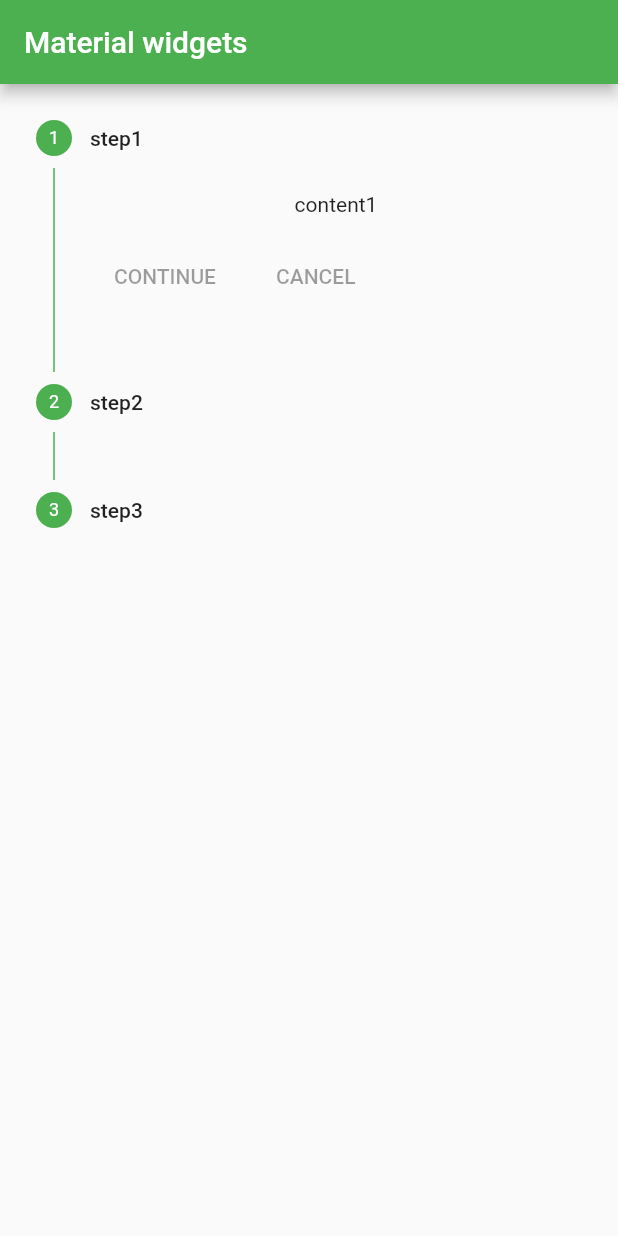
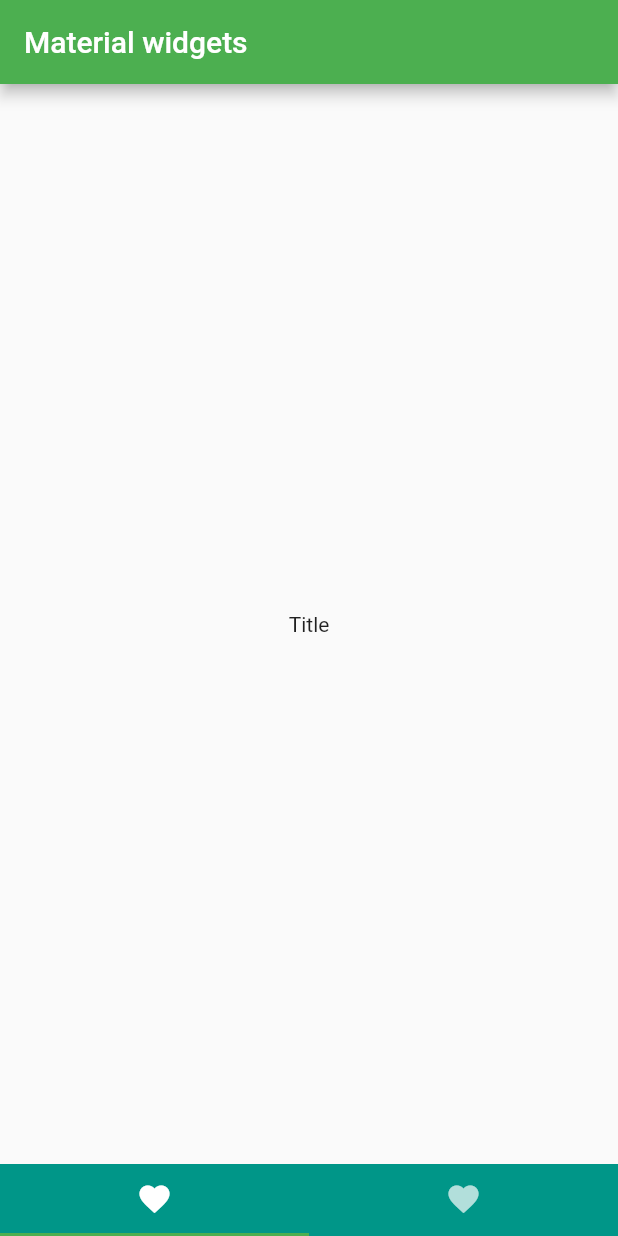
Before and after one commit to Aman9026/MaterialWidgetExamples, a Flutter app: the screen it shows after launch, on a phone screen of 412 x 824 dp. Run offline on Flutter 3.47's test engine with Material 2 defaults, Android fonts, the phone set to English and light mode, and no system bars.

```diff
--- a/lib/main.dart
+++ b/lib/main.dart
@@ -14,38 +14,82 @@ class HomePage extends StatefulWidget {
   _HomePageState createState() => _HomePageState();
 }
 
-class _HomePageState extends State<HomePage> {
-  int curr_step = 0;
-  List<Step> mySteps = [
-    new Step(
-        title: new Text("step1"),
-        content: new Text("content1"),
-        isActive: true),
-    new Step(
-        title: new Text("step2"),
-        content: new Text("content2"),
-        isActive: true),
-    new Step(
-        title: new Text("step3"),
-        content: new Text("content3"),
-        isActive: true),
-  ];
+class _HomePageState extends State<HomePage>
+    with SingleTickerProviderStateMixin {
+  TabController tabController;
+  @override
+  void initState() {
+    super.initState();
+    tabController = new TabController(length: 2, vsync: this);
+  }
+
+  @override
+  void dispose() {
+    tabController.dispose();
+    super.dispose();
+  }
+
+  // int curr_step = 0;
+  // List<Step> mySteps = [
+  //   new Step(
+  //       title: new Text("step1"),
+  //       content: new Text("content1"),
+  //       isActive: true),
+  //   new Step(
+  //       title: new Text("step2"),
+  //       content: new Text("content2"),
+  //       isActive: true),
+  //   new Step(
+  //       title: new Text("step3"),
+  //       content: new Text("content3"),
+  //       isActive: true),
+  // ];
 
   @override
   Widget build(BuildContext context) {
     return Scaffold(
-        appBar: new AppBar(
-          title: new Text("Material widgets"),
-        ),
-        body: new Container(
-          child: new Stepper(
-            steps: mySteps,
-            currentStep: this.curr_step,
-            type: StepperType.vertical,
+      appBar: new AppBar(
+        title: new Text("Material widgets"),
+      ),
+      body: new TabBarView(
+        children: <Widget>[new NewPage("First"), new NewPage("Second")],
+        controller: tabController,
+      ),
+      bottomNavigationBar: new Material(
+        color: Colors.teal,
+        child: new TabBar(controller: tabController, tabs: <Widget>[
+          new Tab(
+            icon: new Icon(Icons.favorite),
           ),
-        ));
+          new Tab(
+            icon: new Icon(Icons.favorite),
+          )
+        ]),
+      ),
+    );
   }
 }
+
+class NewPage extends StatelessWidget {
+  final String title;
+  NewPage(this.title);
+  @override
+  Widget build(BuildContext context) {
+    return new Scaffold(
+      body: new Center(
+        child: new Text("Title"),
+      ),
+    );
+  }
+}
+
+// body: new Container(
+//   child: new Stepper(
+//     steps: mySteps,
+//     currentStep: this.curr_step,
+//     type: StepperType.vertical,
+//   ),
+// )
 
 // class MyBody extends StatelessWidget {
 //   AlertDialog dialog = new AlertDialog(
```
